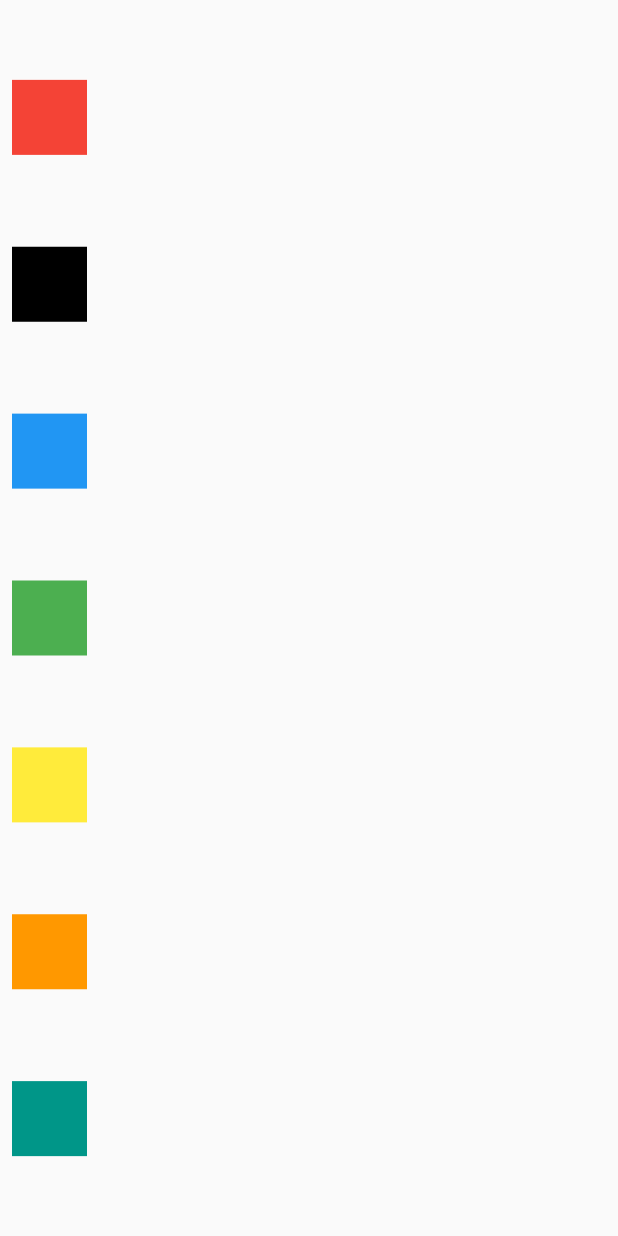
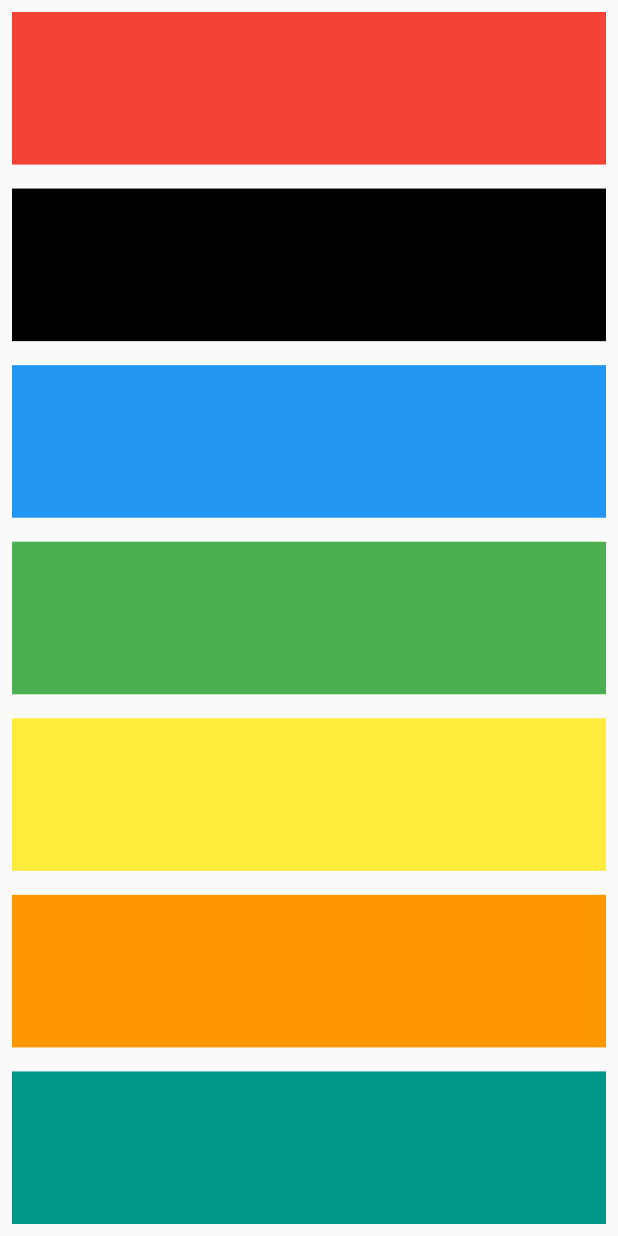
Before and after one commit to narmuni123/xylophone_music, a Flutter app: the screen it shows after launch, on a phone screen of 412 x 824 dp. Run offline on Flutter 3.47's test engine with Material 2 defaults, Android fonts, the light colour scheme and no system bars; our stand-ins replace audioplayers.

Commit message:
final project with audio on tap.

```diff
--- a/lib/screens/xylophone_screen.dart
+++ b/lib/screens/xylophone_screen.dart
@@ -12,23 +12,24 @@ class Xylophone extends StatelessWidget {
     return Scaffold(
       body: SafeArea(
         child: Column(
-          mainAxisAlignment: MainAxisAlignment.spaceEvenly,
           children: [
-            soundButton('assets/', 'assets_note1.wav', Colors.red),
-            soundButton('assets/', 'assets_note2.wav', Colors.black),
-            soundButton('assets/', 'assets_note3.wav', Colors.blue),
-            soundButton('assets/', 'assets_note4.wav', Colors.green),
-            soundButton('assets/', 'assets_note5.wav', Colors.yellow),
-            soundButton('assets/', 'assets_note6.wav', Colors.orange),
-            soundButton('assets/', 'assets_note7.wav', Colors.teal),
+            soundButton(context, 'assets/', 'assets_note1.wav', Colors.red),
+            soundButton(context, 'assets/', 'assets_note2.wav', Colors.black),
+            soundButton(context, 'assets/', 'assets_note3.wav', Colors.blue),
+            soundButton(context, 'assets/', 'assets_note4.wav', Colors.green),
+            soundButton(context, 'assets/', 'assets_note5.wav', Colors.yellow),
+            soundButton(context, 'assets/', 'assets_note6.wav', Colors.orange),
+            soundButton(context, 'assets/', 'assets_note7.wav', Colors.teal),
           ],
         ),
       ),
     );
   }
 
-  Widget soundButton(String prefix, String note, Color color){
-    return TextButton(
+  Widget soundButton(BuildContext context, String prefix, String note, Color color){
+    final size = MediaQuery.of(context).size;
+    return Expanded(
+      child: TextButton(
         onPressed: () async{
           final play = AudioCache(prefix: prefix);
           final url = await play.load(note);
@@ -36,9 +37,10 @@ class Xylophone extends StatelessWidget {
           await audioPlayer.play(url.path);
         },
         child: Container(
-        height: 50,
-        width: 50,
+          height: size.height,
+          width: size.width,
           color: color,
+        ),
       ),
     );
   }
```
Lines whose indentation alone changed are shown as unchanged.
